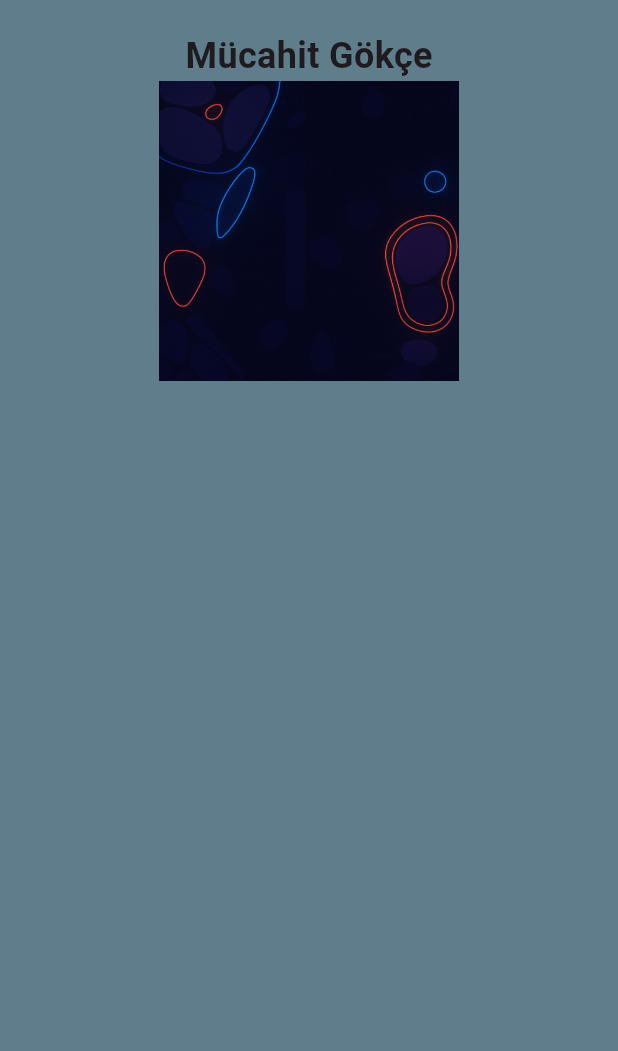
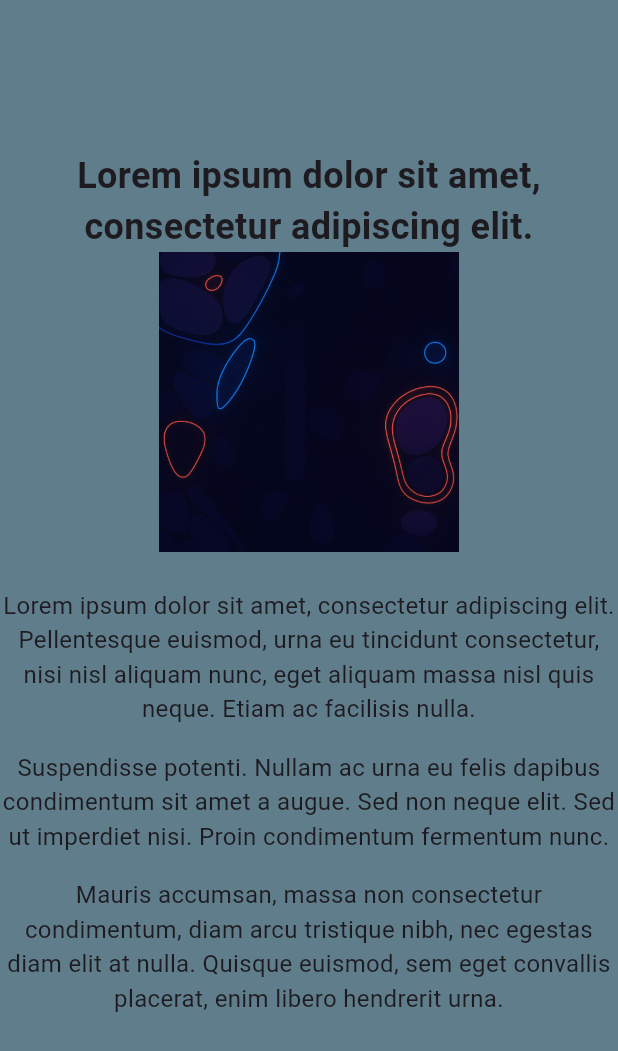
Before and after one commit to justmucahid/portfolio_pages_flutter, a Flutter app: the screen it shows after launch, on a phone screen of 412 x 824 dp. Shown: the top 1051 px of the screen. Run offline on Flutter 3.47's test engine with Material 3 defaults, Android fonts, the phone set to English and light mode, and no system bars.

Commit message:
some feature added

```diff
--- a/lib/shared/chromosome/profile.dart
+++ b/lib/shared/chromosome/profile.dart
@@ -8,14 +8,36 @@ class Profile extends StatelessWidget {
     return Center(
       child: Column(
         children: [
-            const SizedBox(height: 20),
-            Text( 'Mücahit Gökçe', style: TextStyle(fontSize: 24, fontWeight: FontWeight.bold)),
+            const SizedBox(height: 100),
+            Text(
+              'Lorem ipsum dolor sit amet, consectetur adipiscing elit.',
+              textAlign: TextAlign.center,
+              style: TextStyle(fontSize: 24, fontWeight: FontWeight.bold),
+            ),
             Image(
               width: 200,
               height: 200,
               fit: BoxFit.cover,
               image: AssetImage('assets/images/profile/Profile.png'),
             ),
+            const SizedBox(height: 24),
+            const Text(
+              'Lorem ipsum dolor sit amet, consectetur adipiscing elit. Pellentesque euismod, urna eu tincidunt consectetur, nisi nisl aliquam nunc, eget aliquam massa nisl quis neque. Etiam ac facilisis nulla.',
+              textAlign: TextAlign.center,
+              style: TextStyle(fontSize: 16),
+            ),
+            const SizedBox(height: 16),
+            const Text(
+              'Suspendisse potenti. Nullam ac urna eu felis dapibus condimentum sit amet a augue. Sed non neque elit. Sed ut imperdiet nisi. Proin condimentum fermentum nunc.',
+              textAlign: TextAlign.center,
+              style: TextStyle(fontSize: 16),
+            ),
+            const SizedBox(height: 16),
+            const Text(
+              'Mauris accumsan, massa non consectetur condimentum, diam arcu tristique nibh, nec egestas diam elit at nulla. Quisque euismod, sem eget convallis placerat, enim libero hendrerit urna.',
+              textAlign: TextAlign.center,
+              style: TextStyle(fontSize: 16),
+            ),
         ],
       ),
     );
```
Also changed, not shown: 2 other files.
